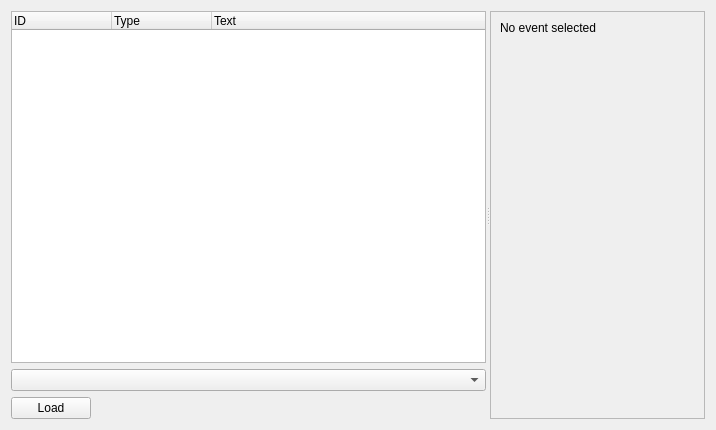
Before: the Qt Designer form tools/cathedral/ui/EventWindow.ui in comphack/comp_hack, drawn with Qt 5.
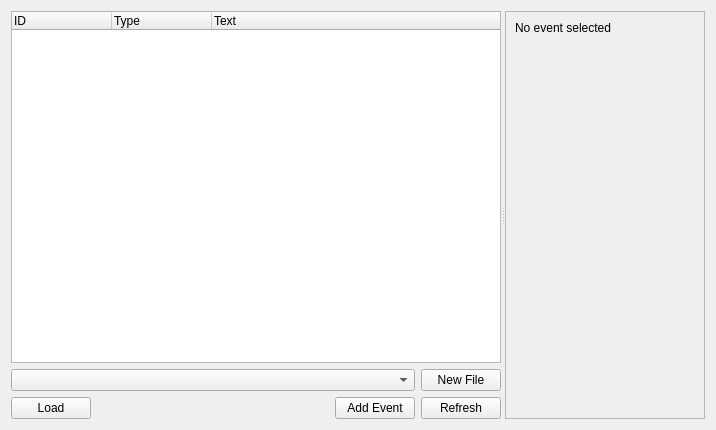
After: the same form once the commit is applied.

Commit message: New file and new event handling

Diff of the .ui file:
```diff
--- a/tools/cathedral/ui/EventWindow.ui
+++ b/tools/cathedral/ui/EventWindow.ui
@@ -44,7 +44,34 @@
         </widget>
        </item>
        <item>
-        <widget class="QComboBox" name="files"/>
+        <layout class="QHBoxLayout" name="layoutFiles">
+         <property name="topMargin">
+          <number>0</number>
+         </property>
+         <item>
+          <widget class="QComboBox" name="files">
+           <property name="sizePolicy">
+            <sizepolicy hsizetype="Expanding" vsizetype="Fixed">
+             <horstretch>0</horstretch>
+             <verstretch>0</verstretch>
+            </sizepolicy>
+           </property>
+          </widget>
+         </item>
+         <item>
+          <widget class="QPushButton" name="newFile">
+           <property name="sizePolicy">
+            <sizepolicy hsizetype="Minimum" vsizetype="Fixed">
+             <horstretch>0</horstretch>
+             <verstretch>0</verstretch>
+            </sizepolicy>
+           </property>
+           <property name="text">
+            <string>New File</string>
+           </property>
+          </widget>
+         </item>
+        </layout>
        </item>
        <item>
         <layout class="QHBoxLayout" name="layoutControls">
@@ -74,6 +101,20 @@
            </property>
           </spacer>
          </item>
+         <item>
+          <widget class="QPushButton" name="addEvent">
+           <property name="text">
+            <string>Add Event</string>
+           </property>
+          </widget>
+         </item>
+         <item>
+          <widget class="QPushButton" name="refresh">
+           <property name="text">
+            <string>Refresh</string>
+           </property>
+          </widget>
+         </item>
         </layout>
        </item>
       </layout>
@@ -93,7 +134,7 @@
         <rect>
          <x>0</x>
          <y>0</y>
-         <width>201</width>
+         <width>198</width>
          <height>410</height>
         </rect>
        </property>
```
The commit also changes 2 other files.
